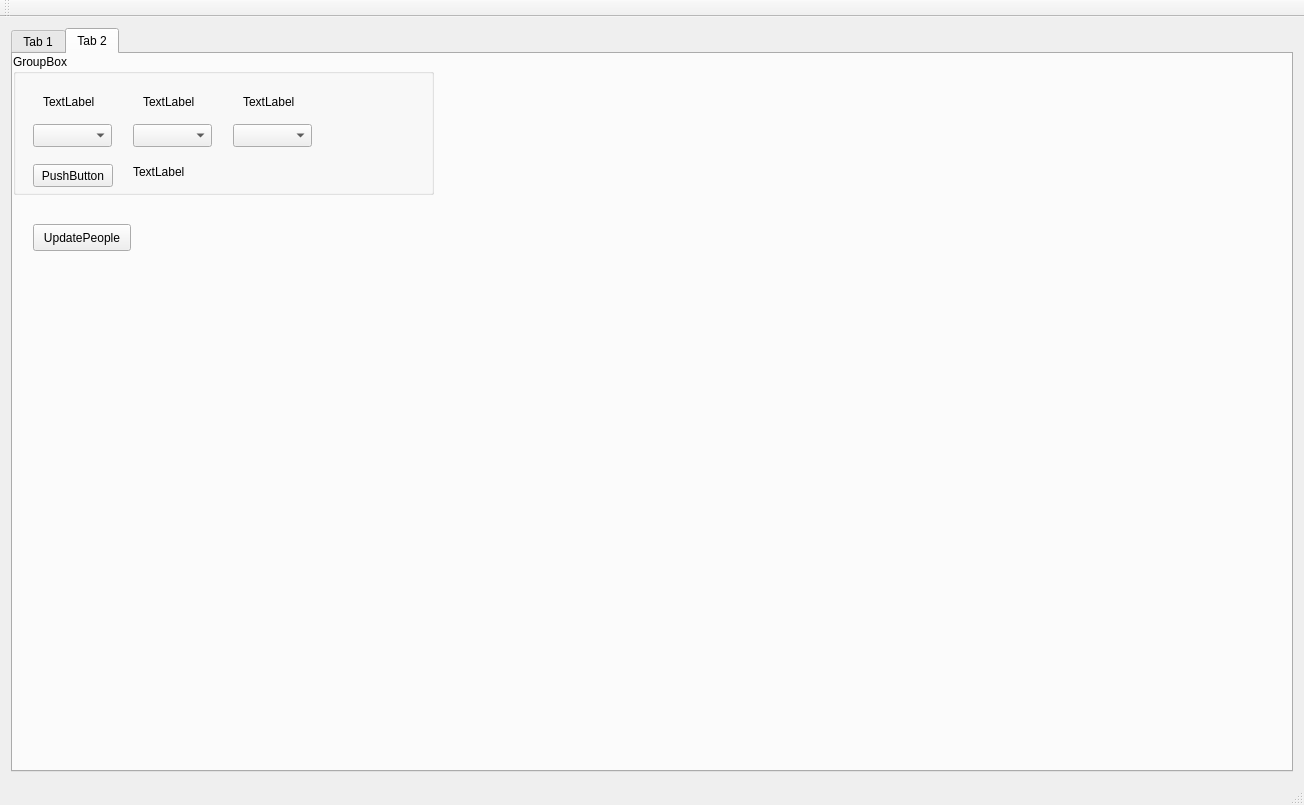
Before: the Qt Designer form hinai2_facebook_collaberative_filtering/mainwindow.ui in wildex999/hinai2_fb, drawn with Qt 5.
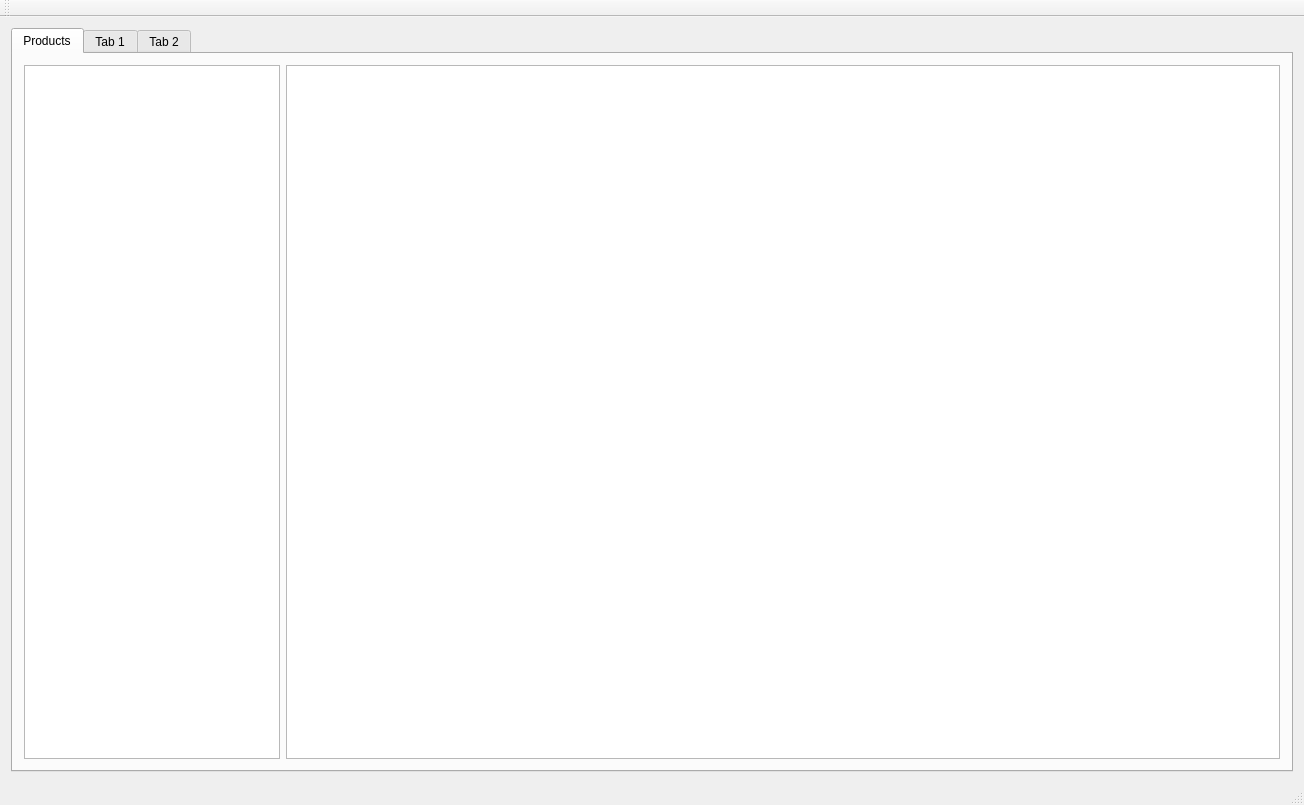
After: the same form once the commit is applied.

Commit message: Made a status bar. GUI basics. More signals. Other sutff.

```diff
--- a/hinai2_facebook_collaberative_filtering/mainwindow.ui
+++ b/hinai2_facebook_collaberative_filtering/mainwindow.ui
@@ -18,8 +18,24 @@
     <item>
      <widget class="QTabWidget" name="tabWidget">
       <property name="currentIndex">
-       <number>1</number>
+       <number>0</number>
       </property>
+      <widget class="QWidget" name="tab_Products">
+       <property name="acceptDrops">
+        <bool>false</bool>
+       </property>
+       <attribute name="title">
+        <string>Products</string>
+       </attribute>
+       <layout class="QHBoxLayout" name="horizontalLayout_2">
+        <item alignment="Qt::AlignLeft">
+         <widget class="QTreeView" name="treeViewProducts"/>
+        </item>
+        <item>
+         <widget class="QTreeView" name="treeView_2"/>
+        </item>
+       </layout>
+      </widget>
       <widget class="QWidget" name="tab">
        <attribute name="title">
         <string>Tab 1</string>
```
Left out of the diff: 8 changed lines with no effect on the pictures. The commit also changes 7 other files.
